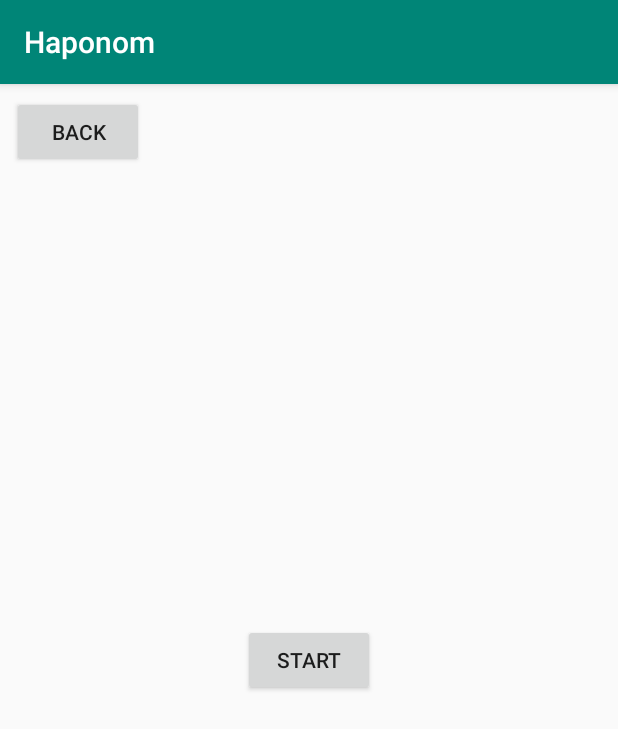
After one commit to niklashedstrom/haponom, an Android app: the LegMechanicActivity screen opened directly, with no data from a screen before it, on a phone screen of 412 x 824 dp. The commit adds this screen. Shown: the top 729 px of the screen. Run offline under Robolectric (Android 15) with nearby library versions, the phone set to English and light mode, and no system bars.

Commit message:
Started work on leg mechanic stuffs

```diff
--- a/app/build.gradle
+++ b/app/build.gradle
@@ -4,7 +4,7 @@ android {
     compileSdkVersion 28
     defaultConfig {
         applicationId "com.example.haponom"
-        minSdkVersion 15
+        minSdkVersion 18
         targetSdkVersion 28
         versionCode 1
         versionName "1.0"
--- a/app/src/main/AndroidManifest.xml
+++ b/app/src/main/AndroidManifest.xml
@@ -1,6 +1,8 @@
 <?xml version="1.0" encoding="utf-8"?>
 <manifest xmlns:android="http://schemas.android.com/apk/res/android"
     package="com.example.haponom">
+
+    <uses-permission android:name="android.permission.VIBRATE" />
 
     <application
         android:allowBackup="true"
@@ -9,6 +11,7 @@
         android:roundIcon="@mipmap/ic_launcher_round"
         android:supportsRtl="true"
         android:theme="@style/AppTheme">
+        <activity android:name=".LegMechanicActivity"></activity>
         <activity android:name=".MainActivity">
             <intent-filter>
                 <action android:name="android.intent.action.MAIN" />
--- /dev/null
+++ b/app/src/main/java/com/example/haponom/LegMechanicActivity.java
@@ -0,0 +1,57 @@
+package com.example.haponom;
+
+import androidx.appcompat.app.AppCompatActivity;
+
+import android.content.Intent;
+import android.hardware.Sensor;
+import android.hardware.SensorEvent;
+import android.hardware.SensorEventListener;
+import android.hardware.SensorManager;
+import android.hardware.TriggerEvent;
+import android.hardware.TriggerEventListener;
+import android.os.Bundle;
+import android.view.View;
+
+public class LegMechanicActivity extends AppCompatActivity implements SensorEventListener {
+
+    public SensorManager sensorManager;
+    public Sensor stepdetector;
+    private StepCounterHandler sch;
+    private LegMechanicMonitor monitor;
+
+    @Override
+    protected void onCreate(Bundle savedInstanceState) {
+        super.onCreate(savedInstanceState);
+        setContentView(R.layout.activity_leg_mechanic_activity);
+
+        sensorManager = (SensorManager) getSystemService(SENSOR_SERVICE);
+        stepdetector = sensorManager.getDefaultSensor(Sensor.TYPE_STEP_DETECTOR);
+        sensorManager.registerListener(this, stepdetector, SensorManager.SENSOR_DELAY_NORMAL);
+
+        monitor = new LegMechanicMonitor();
+        sch = new StepCounterHandler(monitor);
+        sch.start();
+    }
+
+    public void backToMain(View view){
+        Intent intent = new Intent(this, MainActivity.class);
+        startActivity(intent);
+    }
+
+    public void startLegButton(View view){
+        monitor.press();
+        monitor.startLeg();
+    }
+
+    @Override
+    public void onSensorChanged(SensorEvent event) {
+        if(event.values[0] == 1.0){
+            monitor.incStep();
+        }
+    }
+
+    @Override
+    public void onAccuracyChanged(Sensor sensor, int accuracy) {
+
+    }
+}
--- /dev/null
+++ b/app/src/main/java/com/example/haponom/LegMechanicMonitor.java
@@ -0,0 +1,41 @@
+package com.example.haponom;
+
+public class LegMechanicMonitor {
+
+    private int bpm = 0;
+    private int nbrSteps = 0;
+    private boolean isPressed = false;
+
+    public LegMechanicMonitor(){
+
+    }
+
+    public synchronized void press(){
+        isPressed = true;
+    }
+
+    public synchronized void incStep(){
+        nbrSteps++;
+    }
+
+    public synchronized int getSteps(){
+        return nbrSteps;
+    }
+
+    public synchronized void setBPM(int bpm){
+        this.bpm = bpm;
+        System.out.println("BPM: " + bpm);
+    }
+
+
+    public synchronized boolean startLeg(){
+        if(isPressed){
+            isPressed = false;
+            return true;
+        }
+        return false;
+    }
+
+
+
+}
--- /dev/null
+++ b/app/src/main/java/com/example/haponom/StepCounterHandler.java
@@ -0,0 +1,26 @@
+package com.example.haponom;
+
+
+public class StepCounterHandler extends Thread {
+    LegMechanicMonitor lma;
+
+    public StepCounterHandler(LegMechanicMonitor lma){
+        this.lma = lma;
+    }
+
+    public void run(){
+        while(true){ {
+                try {
+                    if(lma.startLeg()) {
+                        int startSteps = lma.getSteps();
+                        Thread.sleep(15000);
+                        int resSteps = lma.getSteps() - startSteps;
+                        lma.setBPM(resSteps * 4);
+                    }
+                } catch (InterruptedException e) {
+                    e.printStackTrace();
+                }
+            }
+        }
+    }
+}
--- /dev/null
+++ b/app/src/main/res/layout/activity_leg_mechanic_activity.xml
@@ -0,0 +1,37 @@
+<?xml version="1.0" encoding="utf-8"?>
+<androidx.constraintlayout.widget.ConstraintLayout xmlns:android="http://schemas.android.com/apk/res/android"
+    xmlns:app="http://schemas.android.com/apk/res-auto"
+    xmlns:tools="http://schemas.android.com/tools"
+    android:layout_width="match_parent"
+    android:layout_height="match_parent"
+    tools:context=".LegMechanicActivity">
+
+    <Button
+        android:id="@+id/Start"
+        android:layout_width="wrap_content"
+        android:layout_height="wrap_content"
+        android:layout_marginStart="32dp"
+        android:layout_marginLeft="32dp"
+        android:layout_marginTop="32dp"
+        android:layout_marginEnd="32dp"
+        android:layout_marginRight="32dp"
+        android:layout_marginBottom="32dp"
+        android:onClick="startLegButton"
+        android:text="Start"
+        app:layout_constraintBottom_toBottomOf="parent"
+        app:layout_constraintEnd_toEndOf="parent"
+        app:layout_constraintStart_toStartOf="parent"
+        app:layout_constraintTop_toTopOf="parent" />
+
+    <Button
+        android:id="@+id/back"
+        android:layout_width="wrap_content"
+        android:layout_height="wrap_content"
+        android:layout_marginStart="8dp"
+        android:layout_marginLeft="8dp"
+        android:layout_marginTop="8dp"
+        android:onClick="backToMain"
+        android:text="Back"
+        app:layout_constraintStart_toStartOf="parent"
+        app:layout_constraintTop_toTopOf="parent" />
+</androidx.constraintlayout.widget.ConstraintLayout>
--- a/build.gradle
+++ b/build.gradle
@@ -7,7 +7,7 @@ buildscript {
 
     }
     dependencies {
-        classpath 'com.android.tools.build:gradle:3.3.2'
+        classpath 'com.android.tools.build:gradle:3.4.0'
 
         // NOTE: Do not place your application dependencies here; they belong
         // in the individual module build.gradle files
```
Also changed, not shown: app/src/main/java/com/example/haponom/MainActivity.java (+8 -0 lines), app/src/main/res/layout/activity_main.xml (+12 -0 lines), gradle/wrapper/gradle-wrapper.properties.
